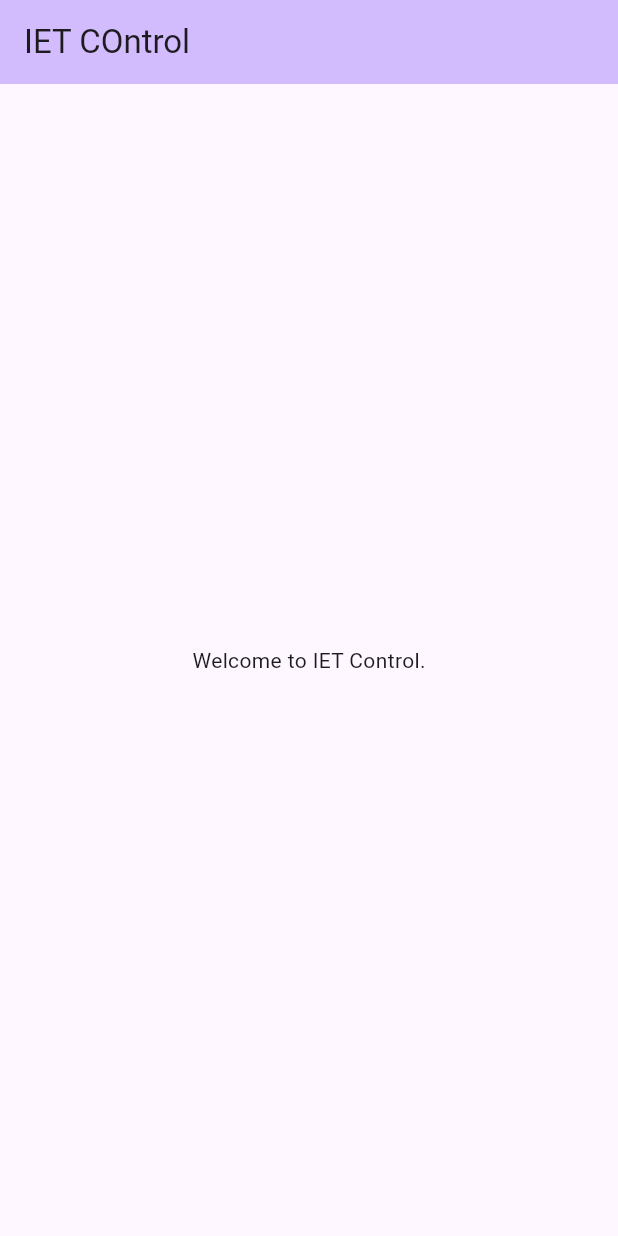
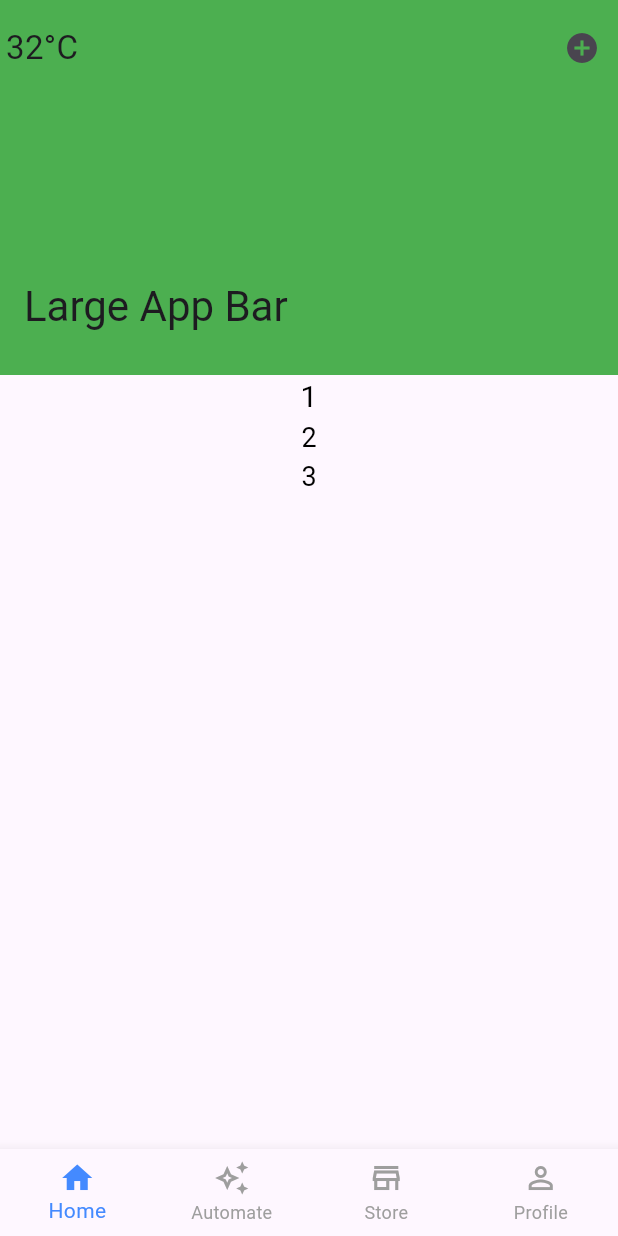
Before and after one commit to IotEcoTech/iet_control, a Flutter app: the screen it shows after launch, on a phone screen of 412 x 824 dp. Run offline on Flutter 3.47's test engine with Material 3 defaults, Android fonts, the phone set to English and light mode, and no system bars.

Commit message:
App Structure V20224.1.1

```diff
--- /dev/null
+++ b/lib/Home.dart
@@ -0,0 +1,67 @@
+import 'package:flutter/material.dart';
+import 'package:iet_control/screens/Automate/AutomatePage.dart';
+import 'package:iet_control/screens/Home/HomePage.dart';
+import 'package:iet_control/screens/Profile/ProfilePage.dart';
+import 'package:iet_control/screens/Store/StorePage.dart';
+
+class MyHomePage extends StatefulWidget {
+  const MyHomePage({super.key});
+
+  @override
+  // ignore: library_private_types_in_public_api
+  _MyHomePageState createState() => _MyHomePageState();
+}
+
+class _MyHomePageState extends State<MyHomePage> {
+  int _selectedIndex = 0;
+
+  static const List<Widget> _widgetOptions = <Widget>[
+    Homepage(),
+    Automatepage(),
+    StorePage(),
+    Profilepage(),
+  ];
+
+  void _onItemTapped(int index) {
+    setState(() {
+      _selectedIndex = index;
+    });
+  }
+
+  @override
+  Widget build(BuildContext context) {
+    return Scaffold(
+      body: _widgetOptions.elementAt(_selectedIndex),
+      bottomNavigationBar: BottomNavigationBar(
+        items: const <BottomNavigationBarItem>[
+          BottomNavigationBarItem(
+            icon: Icon(Icons.home_outlined),
+            activeIcon: Icon(Icons.home),
+            label: 'Home',
+          ),
+          BottomNavigationBarItem(
+            icon: Icon(Icons.auto_awesome_outlined),
+            activeIcon: Icon(Icons.auto_awesome),
+            label: 'Automate',
+          ),
+          BottomNavigationBarItem(
+            icon: Icon(Icons.store_outlined),
+            activeIcon: Icon(Icons.store),
+            label: 'Store',
+          ),
+          BottomNavigationBarItem(
+            icon: Icon(Icons.person_outline),
+            activeIcon: Icon(Icons.person),
+            label: 'Profile',
+          ),
+        ],
+        currentIndex: _selectedIndex,
+        selectedItemColor: Colors.blueAccent,
+        unselectedItemColor: Colors.grey,
+        showUnselectedLabels: true,
+        onTap: _onItemTapped,
+        type: BottomNavigationBarType.fixed,
+      ),
+    );
+  }
+}
--- a/lib/main.dart
+++ b/lib/main.dart
@@ -1,4 +1,5 @@
 import 'package:flutter/material.dart';
+import 'package:iet_control/Home.dart';
 
 void main() {
   runApp(const MyApp());
@@ -10,35 +11,14 @@ class MyApp extends StatelessWidget {
   @override
   Widget build(BuildContext context) {
     return MaterialApp(
-      title: 'IET Control',
+      title: 'IoT Control App',
       theme: ThemeData(
-        colorScheme: ColorScheme.fromSeed(seedColor: Colors.deepPurple),
-        useMaterial3: true,
+        primarySwatch: Colors.blue,
+        textTheme: const TextTheme(
+          bodyMedium: TextStyle(color: Colors.black, fontSize: 18),
+        ),
       ),
-      home: const MyHomePage(title: 'IET COntrol'),
+      home: const MyHomePage(),
     );
   }
 }
-
-class MyHomePage extends StatefulWidget {
-  const MyHomePage({super.key, required this.title});
-
-  final String title;
-
-  @override
-  State<MyHomePage> createState() => _MyHomePageState();
-}
-
-class _MyHomePageState extends State<MyHomePage> {
-  @override
-  Widget build(BuildContext context) {
-    return Scaffold(
-        appBar: AppBar(
-          backgroundColor: Theme.of(context).colorScheme.inversePrimary,
-          title: Text(widget.title),
-        ),
-        body: const Center(
-          child: Text("Welcome to IET Control."),
-        ));
-  }
-}
--- /dev/null
+++ b/lib/screens/Home/HomePage.dart
@@ -0,0 +1,46 @@
+import 'package:flutter/material.dart';
+
+class Homepage extends StatefulWidget {
+  const Homepage({super.key});
+
+  @override
+  State<Homepage> createState() => _HomepageState();
+}
+
+class _HomepageState extends State<Homepage> {
+  @override
+  Widget build(BuildContext context) {
+    return CustomScrollView(
+      slivers: <Widget>[
+        SliverAppBar.large(
+          leading: Center(
+            child: Text(
+              "32°C",
+              style: TextStyle(fontSize: 22),
+            ),
+          ),
+          title: const Text('Large App Bar'),
+          actions: <Widget>[
+            IconButton(icon: const Icon(Icons.add_circle), onPressed: () {}),
+          ],
+          expandedHeight: 250,
+          backgroundColor: Colors.green,
+        ),
+
+        // Just some content big enough to have something to scroll.
+        SliverToBoxAdapter(
+          child: Column(
+            children: [
+              Text(
+                '1',
+                style: TextStyle(fontSize: 20),
+              ),
+              Text('2'),
+              Text('3'),
+            ],
+          ),
+        ),
+      ],
+    );
+  }
+}
```
Also changed, not shown: lib/screens/Automate/AutomatePage.dart (added, +19 -0 lines), lib/screens/Profile/ProfilePage.dart (added, +19 -0 lines), lib/screens/Store/StorePage.dart (added, +79 -0 lines), 1 other file.
